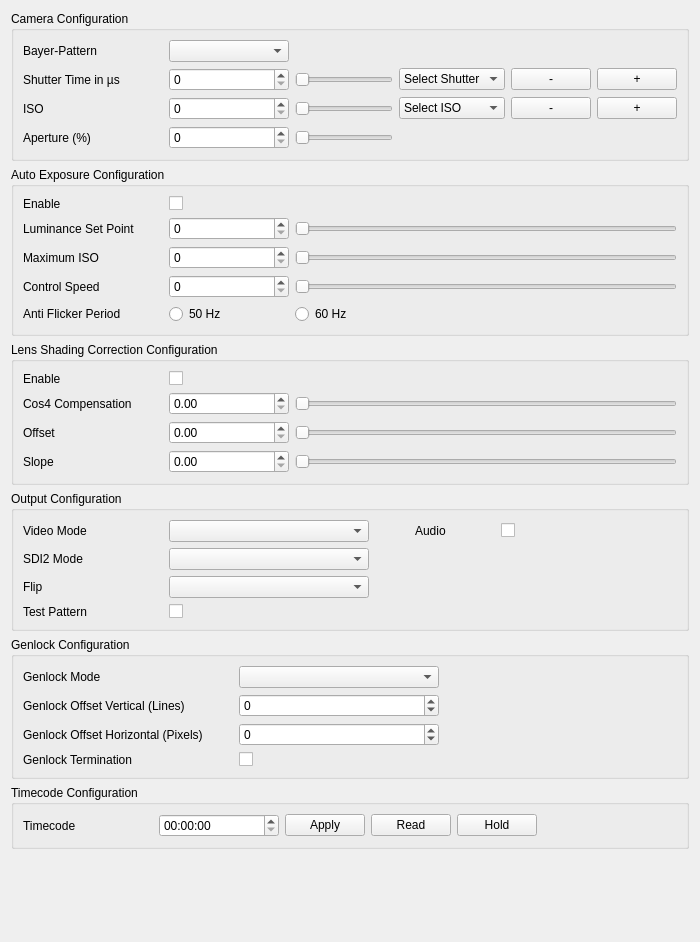
Old version of the form dct_widgets/inoutbox/inoutbox.ui in the repository KAYA-Instruments/SDI-Control-Point.
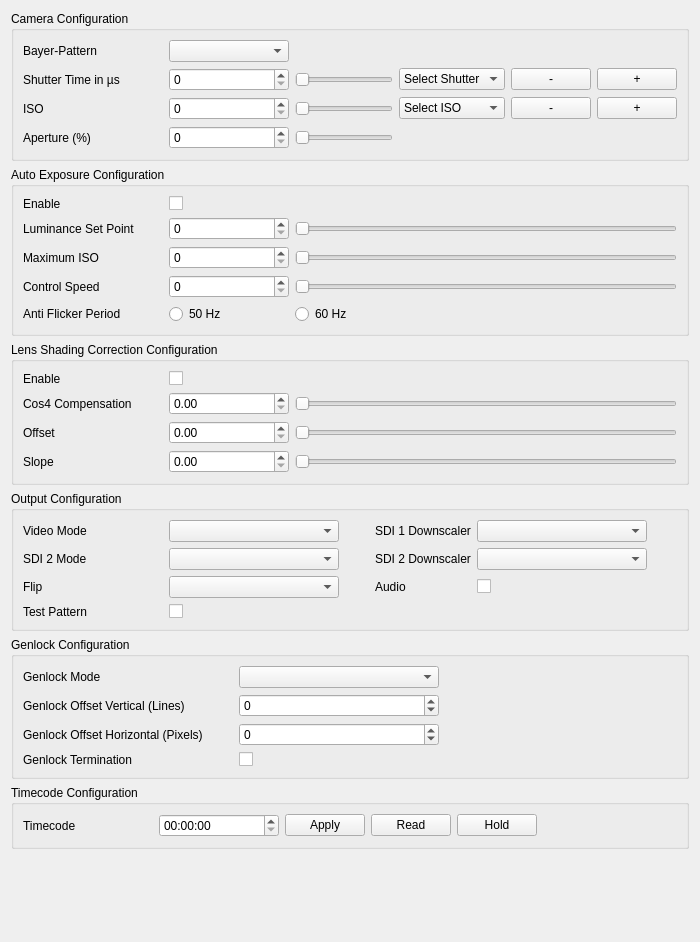
New version of the form.

What changed in the file:
```diff
--- a/dct_widgets/inoutbox/inoutbox.ui
+++ b/dct_widgets/inoutbox/inoutbox.ui
@@ -621,16 +621,6 @@
       <string>Output Configuration</string>
      </property>
      <layout class="QGridLayout" name="gridLayout_2">
-      <item row="1" column="4">
-       <widget class="QCheckBox" name="cbxAudioEnable">
-        <property name="toolTip">
-         <string>Enable to embed audio from the internal microphine in the SDI signal</string>
-        </property>
-        <property name="text">
-         <string/>
-        </property>
-       </widget>
-      </item>
       <item row="1" column="0">
        <widget class="QLabel" name="lblVideoMode">
         <property name="minimumSize">
@@ -650,7 +640,7 @@
         </property>
        </widget>
       </item>
-      <item row="6" column="0">
+      <item row="7" column="0">
        <widget class="QLabel" name="lblTestPattern">
         <property name="minimumSize">
          <size>
@@ -673,7 +663,7 @@
        <widget class="QComboBox" name="cbxFlipMode">
         <property name="minimumSize">
          <size>
-          <width>200</width>
+          <width>170</width>
           <height>0</height>
          </size>
         </property>
@@ -704,40 +694,43 @@
         </property>
        </widget>
       </item>
-      <item row="1" column="3">
-       <widget class="QLabel" name="lblAudioEnable">
-        <property name="minimumSize">
-         <size>
-          <width>80</width>
-          <height>0</height>
-         </size>
-        </property>
-        <property name="text">
-         <string>Audio</string>
-        </property>
-       </widget>
-      </item>
-      <item row="6" column="1">
-       <widget class="QCheckBox" name="cbxTestPattern">
-        <property name="minimumSize">
-         <size>
-          <width>200</width>
-          <height>0</height>
-         </size>
-        </property>
-        <property name="toolTip">
-         <string>Enable to show a Color Chart when no Input is detected</string>
-        </property>
-        <property name="text">
-         <string/>
-        </property>
-       </widget>
-      </item>
       <item row="4" column="1">
        <widget class="QComboBox" name="cbxSdi2Mode">
         <property name="minimumSize">
          <size>
-          <width>200</width>
+          <width>170</width>
+          <height>0</height>
+         </size>
+        </property>
+        <property name="maximumSize">
+         <size>
+          <width>16777215</width>
+          <height>16777215</height>
+         </size>
+        </property>
+       </widget>
+      </item>
+      <item row="7" column="1">
+       <widget class="QCheckBox" name="cbxTestPattern">
+        <property name="minimumSize">
+         <size>
+          <width>170</width>
+          <height>0</height>
+         </size>
+        </property>
+        <property name="toolTip">
+         <string>Enable to show a Color Chart when no Input is detected</string>
+        </property>
+        <property name="text">
+         <string/>
+        </property>
+       </widget>
+      </item>
+      <item row="1" column="1">
+       <widget class="QComboBox" name="cbxVideoMode">
+        <property name="minimumSize">
+         <size>
+          <width>170</width>
           <height>0</height>
          </size>
         </property>
@@ -764,23 +757,7 @@
          </size>
         </property>
         <property name="text">
-         <string>SDI2 Mode</string>
-        </property>
-       </widget>
-      </item>
-      <item row="1" column="1">
-       <widget class="QComboBox" name="cbxVideoMode">
-        <property name="minimumSize">
-         <size>
-          <width>200</width>
-          <height>0</height>
-         </size>
-        </property>
-        <property name="maximumSize">
-         <size>
-          <width>16777215</width>
-          <height>16777215</height>
-         </size>
+         <string>SDI 2 Mode</string>
         </property>
        </widget>
       </item>
@@ -803,16 +780,79 @@
          <enum>Qt::Horizontal</enum>
         </property>
         <property name="sizeType">
-         <enum>QSizePolicy::Fixed</enum>
+         <enum>QSizePolicy::Expanding</enum>
         </property>
         <property name="sizeHint" stdset="0">
          <size>
-          <width>40</width>
+          <width>0</width>
           <height>20</height>
          </size>
         </property>
        </spacer>
       </item>
+      <item row="5" column="3">
+       <widget class="QLabel" name="lblAudioEnable">
+        <property name="minimumSize">
+         <size>
+          <width>80</width>
+          <height>0</height>
+         </size>
+        </property>
+        <property name="text">
+         <string>Audio</string>
+        </property>
+       </widget>
+      </item>
+      <item row="1" column="4">
+       <widget class="QComboBox" name="cbxSdi1Downscaler">
+        <property name="minimumSize">
+         <size>
+          <width>170</width>
+          <height>0</height>
+         </size>
+        </property>
+       </widget>
+      </item>
+      <item row="1" column="3">
+       <widget class="QLabel" name="lblSdi1Downscaler">
+        <property name="text">
+         <string>SDI 1 Downscaler</string>
+        </property>
+       </widget>
+      </item>
+      <item row="4" column="3">
+       <widget class="QLabel" name="lblSdi2Downscaler">
+        <property name="text">
+         <string>SDI 2 Downscaler</string>
+        </property>
+       </widget>
+      </item>
+      <item row="4" column="4">
+       <widget class="QComboBox" name="cbxSdi2Downscaler">
+        <property name="minimumSize">
+         <size>
+          <width>170</width>
+          <height>0</height>
+         </size>
+        </property>
+       </widget>
+      </item>
+      <item row="5" column="4">
+       <widget class="QCheckBox" name="cbxAudioEnable">
+        <property name="minimumSize">
+         <size>
+          <width>170</width>
+          <height>0</height>
+         </size>
+        </property>
+        <property name="toolTip">
+         <string>Enable to embed audio from the internal microphine in the SDI signal</string>
+        </property>
+        <property name="text">
+         <string/>
+        </property>
+       </widget>
+      </item>
      </layout>
     </widget>
    </item>
```
Left out of the diff: 4 changed lines with no effect on the pictures.
